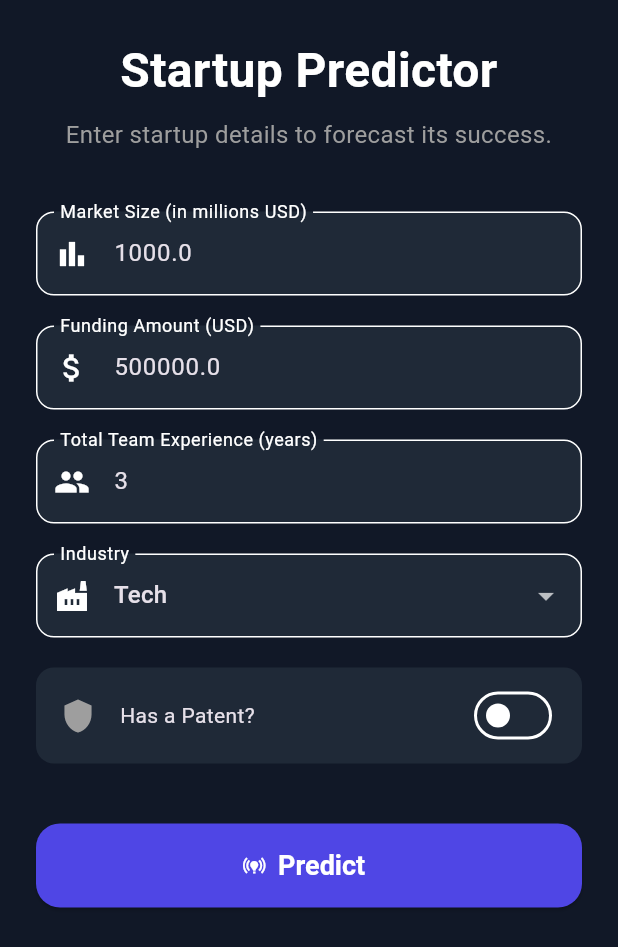
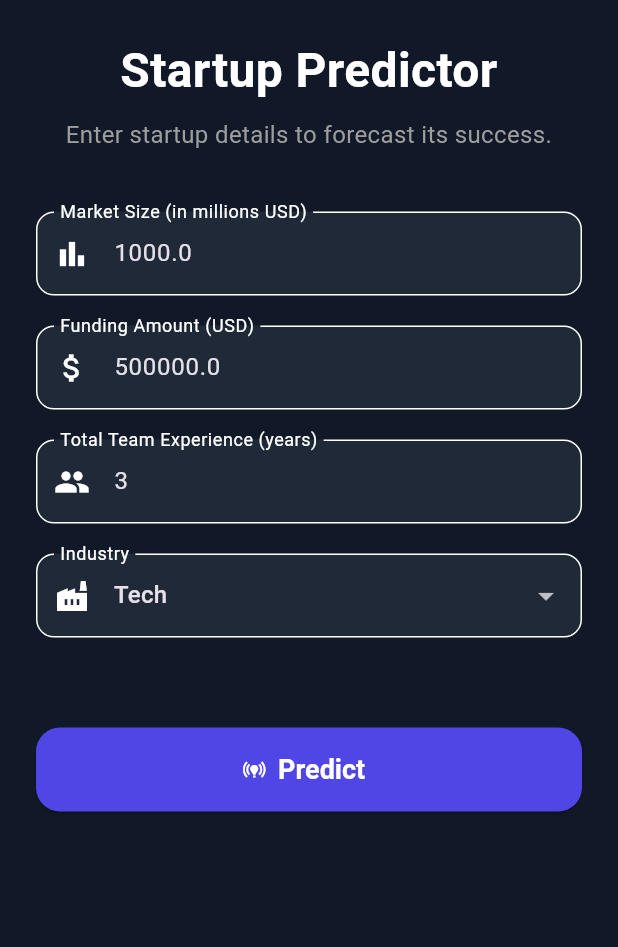
Before and after one commit to LaurelleJinelle/linear_regression_model, a Flutter app: the screen it shows after launch, on a phone screen of 412 x 824 dp. Shown: the top 947 px of the screen. Run offline on Flutter 3.47's test engine with Material 3 defaults, Android fonts, the light colour scheme and no system bars.

Commit message:
minor UI update

```diff
--- a/summative/prediction_app/lib/screens/input_screen.dart
+++ b/summative/prediction_app/lib/screens/input_screen.dart
@@ -25,7 +25,6 @@ class _InputScreenState extends State<InputScreen> {
         marketSize: _formData.marketSize,
         funding: _formData.funding,
         teamExperience: _formData.teamExperience,
-        hasPatent: _formData.hasPatent,
         industry: _formData.industry,
       );
 
@@ -92,33 +91,6 @@ class _InputScreenState extends State<InputScreen> {
   }
 
 
-  Widget _buildSwitch() {
-    return Container(
-      padding: const EdgeInsets.symmetric(horizontal: 16, vertical: 8),
-      decoration: BoxDecoration(
-        color: Theme.of(context).colorScheme.surface,
-        borderRadius: BorderRadius.circular(12),
-      ),
-      child: Row(
-        children: [
-          const Icon(Icons.shield, color: Colors.grey),
-          const SizedBox(width: 16),
-          const Text('Has a Patent?'),
-          const Spacer(),
-          Switch(
-            value: _formData.hasPatent,
-            onChanged: (bool value) {
-              setState(() {
-                _formData.hasPatent = value;
-              });
-            },
-            activeColor: Theme.of(context).colorScheme.primary,
-          ),
-        ],
-      ),
-    );
-  }
-
   @override
   Widget build(BuildContext context) {
 
@@ -173,7 +145,6 @@ class _InputScreenState extends State<InputScreen> {
                 const SizedBox(height: 20),
                 _buildDropdown(),
                 const SizedBox(height: 20),
-                _buildSwitch(),
                 const SizedBox(height: 40),
 
                 // Predict Button
--- a/summative/prediction_app/lib/services/prediction_service.dart
+++ b/summative/prediction_app/lib/services/prediction_service.dart
@@ -6,7 +6,6 @@ class PredictionService {
     required double marketSize,
     required double funding,
     required int teamExperience,
-    required bool hasPatent,
     required String industry,
   }) {
     int score = 0;
@@ -14,7 +13,6 @@ class PredictionService {
     if (marketSize > 500) score += 2;
     if (funding > 1000000) score += 3;
     if (teamExperience > 5) score += 2;
-    if (hasPatent) score += 2;
     if (['Tech', 'Healthcare'].contains(industry)) score += 1;
 
     return score > 5 ? "Success" : "Failure";
```
